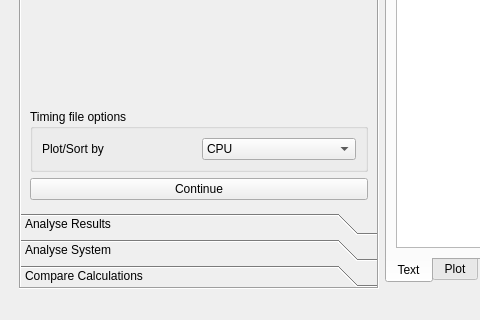
Old version of the form source/analyse/gui_files/gui_analysis/ui_analysis.ui in the repository wenzhaojia2000/msc-trajectory-analysis; both pictures show x 0 to 480 and y 280 to 600 of the 1000 by 600 pixel window.
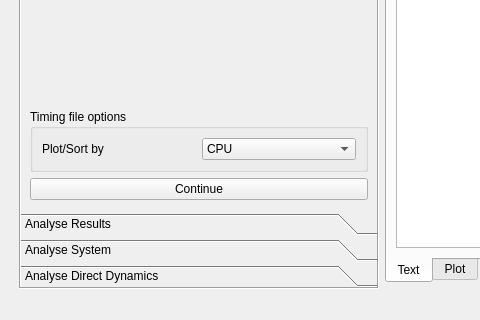
New version of the form. The open tabs and pages were chosen to show the change. Custom widgets are drawn as their Qt base class.

Commit message: Add status tips to finished analyses, add quit button

The edit to the form file:
```diff
--- a/source/analyse/gui_files/gui_analysis/ui_analysis.ui
+++ b/source/analyse/gui_files/gui_analysis/ui_analysis.ui
@@ -673,7 +673,7 @@
           </rect>
          </property>
          <attribute name="label">
-          <string>Compare Calculations</string>
+          <string>Analyse Direct Dynamics</string>
          </attribute>
         </widget>
        </widget>
```
Left out of the diff: 53 changed lines with no effect on the pictures. The commit also changes 1 other file.
